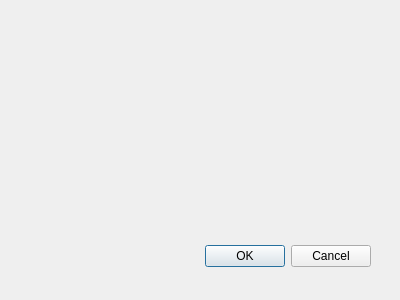
The window that gui/gui_/robot_gui/rendersettings.ui (Jersey-Devil/engineer_gui) describes before a commit, drawn with Qt 5.
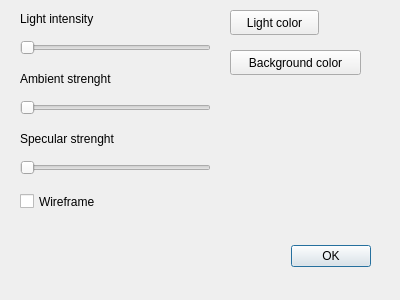
The same window after the commit.

```diff
--- a/gui/gui_/robot_gui/rendersettings.ui
+++ b/gui/gui_/robot_gui/rendersettings.ui
@@ -28,7 +28,124 @@
     <enum>Qt::Horizontal</enum>
    </property>
    <property name="standardButtons">
-    <set>QDialogButtonBox::Cancel|QDialogButtonBox::Ok</set>
+    <set>QDialogButtonBox::Ok</set>
+   </property>
+  </widget>
+  <widget class="QLabel" name="label">
+   <property name="geometry">
+    <rect>
+     <x>20</x>
+     <y>10</y>
+     <width>111</width>
+     <height>17</height>
+    </rect>
+   </property>
+   <property name="text">
+    <string>Light intensity</string>
+   </property>
+  </widget>
+  <widget class="QSlider" name="intensitySlider">
+   <property name="geometry">
+    <rect>
+     <x>20</x>
+     <y>40</y>
+     <width>191</width>
+     <height>16</height>
+    </rect>
+   </property>
+   <property name="orientation">
+    <enum>Qt::Horizontal</enum>
+   </property>
+  </widget>
+  <widget class="QLabel" name="label_2">
+   <property name="geometry">
+    <rect>
+     <x>20</x>
+     <y>70</y>
+     <width>131</width>
+     <height>17</height>
+    </rect>
+   </property>
+   <property name="text">
+    <string>Ambient strenght</string>
+   </property>
+  </widget>
+  <widget class="QSlider" name="ambientSlider">
+   <property name="geometry">
+    <rect>
+     <x>20</x>
+     <y>100</y>
+     <width>191</width>
+     <height>16</height>
+    </rect>
+   </property>
+   <property name="orientation">
+    <enum>Qt::Horizontal</enum>
+   </property>
+  </widget>
+  <widget class="QLabel" name="label_3">
+   <property name="geometry">
+    <rect>
+     <x>20</x>
+     <y>130</y>
+     <width>131</width>
+     <height>17</height>
+    </rect>
+   </property>
+   <property name="text">
+    <string>Specular strenght</string>
+   </property>
+  </widget>
+  <widget class="QSlider" name="specularSlider">
+   <property name="geometry">
+    <rect>
+     <x>20</x>
+     <y>160</y>
+     <width>191</width>
+     <height>16</height>
+    </rect>
+   </property>
+   <property name="orientation">
+    <enum>Qt::Horizontal</enum>
+   </property>
+  </widget>
+  <widget class="QCheckBox" name="wireframeCheckBox">
+   <property name="geometry">
+    <rect>
+     <x>20</x>
+     <y>190</y>
+     <width>92</width>
+     <height>23</height>
+    </rect>
+   </property>
+   <property name="text">
+    <string>Wireframe</string>
+   </property>
+  </widget>
+  <widget class="QPushButton" name="lightColorButton">
+   <property name="geometry">
+    <rect>
+     <x>230</x>
+     <y>10</y>
+     <width>89</width>
+     <height>25</height>
+    </rect>
+   </property>
+   <property name="text">
+    <string>Light color</string>
+   </property>
+  </widget>
+  <widget class="QPushButton" name="backgroundColorButton">
+   <property name="geometry">
+    <rect>
+     <x>230</x>
+     <y>50</y>
+     <width>131</width>
+     <height>25</height>
+    </rect>
+   </property>
+   <property name="text">
+    <string>Background color</string>
    </property>
   </widget>
  </widget>
```
Left out of the diff: 14 changed lines with no effect on the pictures.
